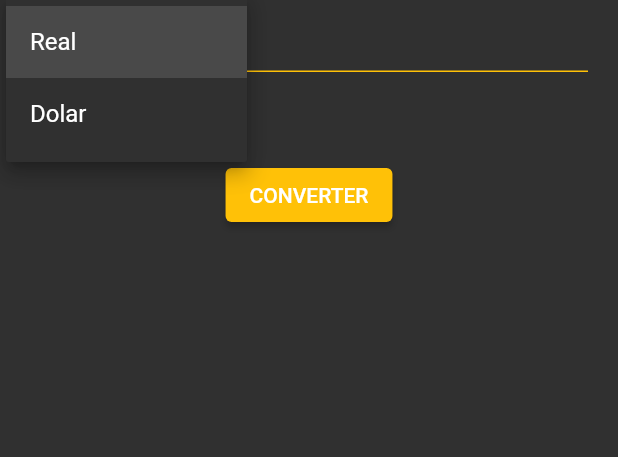
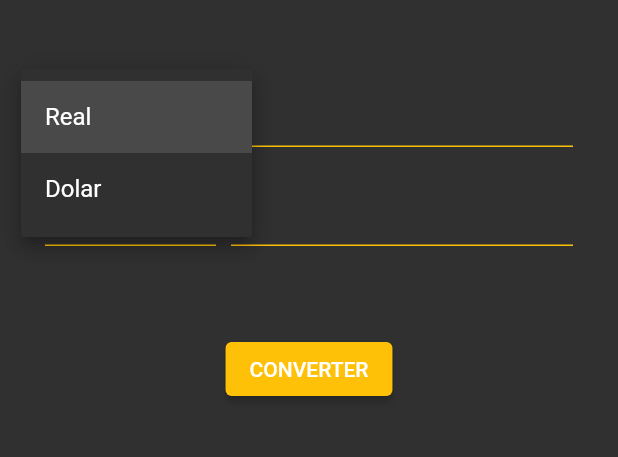
Before and after one commit to luizgustavoou/Conversor-Moeda, a Flutter app: the screen it shows after launch, after a tap on "Real", on a phone screen of 412 x 824 dp, the part 345-802 px from its top. Run offline on Flutter 3.47's test engine with Material 2 defaults, Android fonts, the light colour scheme and no system bars.

Commit message:
componetizar currencybox

```diff
--- /dev/null
+++ b/lib/app/components/currency_box.dart
@@ -0,0 +1,44 @@
+import 'package:flutter/material.dart';
+
+class CurrencyBox extends StatelessWidget {
+  const CurrencyBox({super.key});
+
+  @override
+  Widget build(BuildContext context) {
+    return Row(
+      crossAxisAlignment: CrossAxisAlignment.start,
+      children: [
+        Expanded(
+            flex: 1,
+            child: SizedBox(
+              height: 56,
+              child: DropdownButton(
+                  iconEnabledColor: Colors.amber,
+                  isExpanded: true,
+                  underline: Container(
+                    height: 1,
+                    color: Colors.amber,
+                  ),
+                  value: 'a',
+                  items: [
+                    DropdownMenuItem(value: 'a', child: Text('Real')),
+                    DropdownMenuItem(value: 'b', child: Text('Dolar'))
+                  ],
+                  onChanged: (value) {}),
+            )),
+        SizedBox(
+          width: 10,
+        ),
+        Expanded(
+            flex: 2,
+            child: TextField(
+                onChanged: (text) {},
+                decoration: InputDecoration(
+                    enabledBorder: UnderlineInputBorder(
+                        borderSide: BorderSide(color: Colors.amber)),
+                    focusedBorder: UnderlineInputBorder(
+                        borderSide: BorderSide(color: Colors.amber))))),
+      ],
+    );
+  }
+}
--- a/lib/app/views/home_view.dart
+++ b/lib/app/views/home_view.dart
@@ -1,7 +1,15 @@
+import 'package:conversor_curso/app/components/currency_box.dart';
+import 'package:conversor_curso/app/controllers/home_controller.dart';
 import 'package:flutter/material.dart';
 
 class HomeView extends StatelessWidget {
-  const HomeView({super.key});
+  final TextEditingController toText = TextEditingController();
+  final TextEditingController fromText = TextEditingController();
+  late final HomeController homeController;
+
+  HomeView({super.key}) {
+    homeController = HomeController(toText: toText, fromText: fromText);
+  }
 
   @override
   Widget build(BuildContext context) {
@@ -11,7 +19,7 @@ class HomeView extends StatelessWidget {
       height: MediaQuery.of(context).size.height,
       child: Padding(
         padding:
-            const EdgeInsets.only(left: 20, right: 20, top: 100, bottom: 20),
+            const EdgeInsets.only(left: 30, right: 30, top: 100, bottom: 20),
         child: Column(
           children: [
             Image.asset(
@@ -20,43 +28,13 @@ class HomeView extends StatelessWidget {
               height: 130,
             ),
             SizedBox(
-              width: MediaQuery.of(context).size.width,
-              child: Row(
-                crossAxisAlignment: CrossAxisAlignment.start,
-                children: [
-                  Expanded(
-                      flex: 1,
-                      child: SizedBox(
-                        height: 56,
-                        child: DropdownButton(
-                            isExpanded: true,
-                            underline: Container(
-                              height: 1,
-                              color: Colors.amber,
-                            ),
-                            value: 'a',
-                            items: [
-                              DropdownMenuItem(value: 'a', child: Text('Real')),
-                              DropdownMenuItem(value: 'b', child: Text('Dolar'))
-                            ],
-                            onChanged: (value) {}),
-                      )),
-                  SizedBox(
-                    width: 10,
-                  ),
-                  Expanded(
-                      flex: 2,
-                      child: TextField(
-                          onChanged: (text) {},
-                          decoration: InputDecoration(
-                              enabledBorder: UnderlineInputBorder(
-                                  borderSide: BorderSide(color: Colors.amber)),
-                              focusedBorder: UnderlineInputBorder(
-                                  borderSide:
-                                      BorderSide(color: Colors.amber))))),
-                ],
-              ),
+              height: 50,
             ),
+            CurrencyBox(),
+            SizedBox(
+              height: 10,
+            ),
+            CurrencyBox(),
             SizedBox(
               height: 50,
             ),
```
